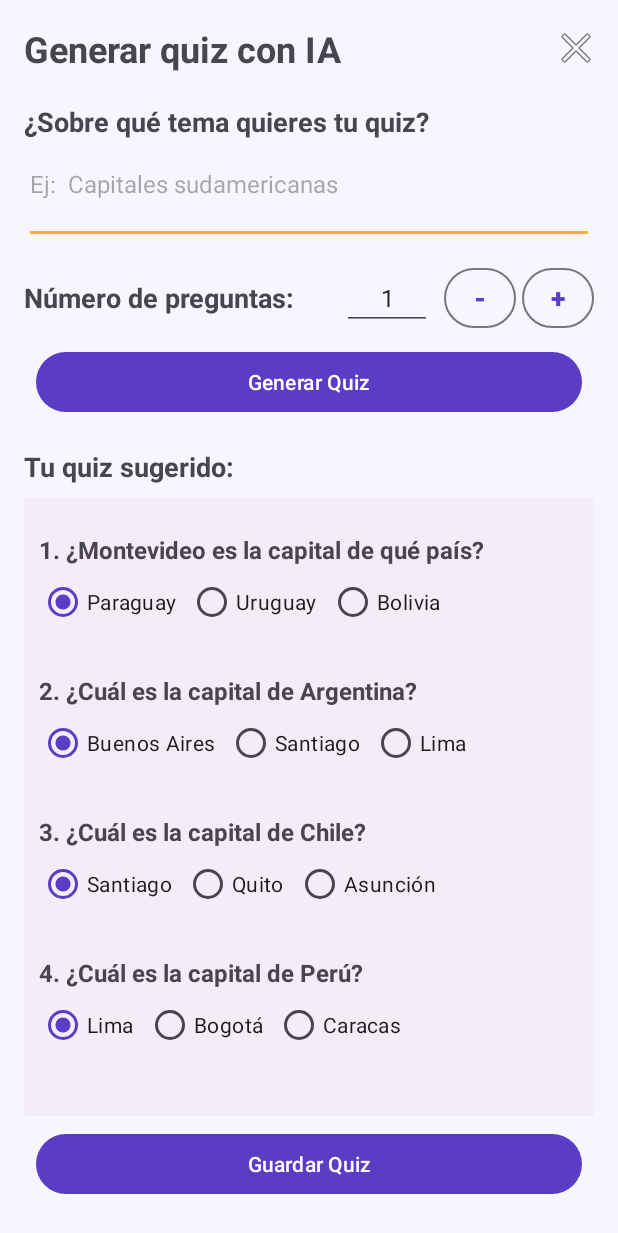
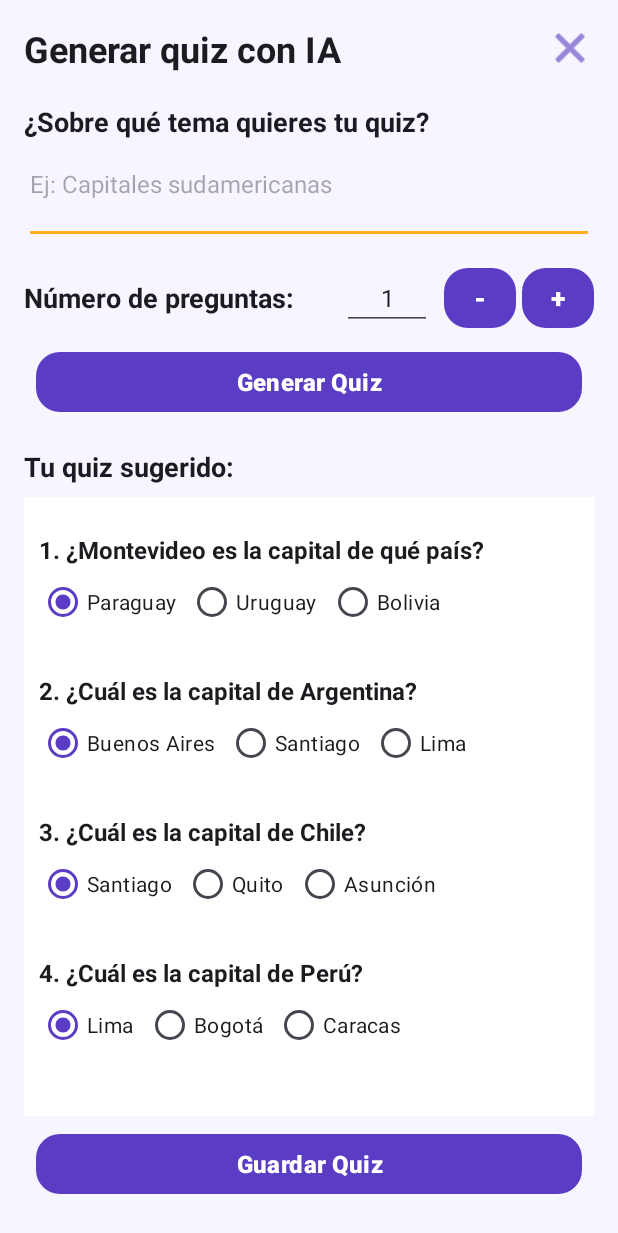
Before and after one commit to NeoAlyss/GeneradorQuiz, an Android app: the IAActivity screen opened directly, with no data from a screen before it, on a phone screen of 412 x 824 dp. Shown: the top 1233 px of the screen. Run offline under Robolectric (Android 15) with nearby library versions, the phone set to English and light mode, and no system bars.

Commit message:
Cambios en strings.xml + themes.xml (estilos y colores)

```diff
--- a/app/src/main/res/layout/activity_iaactivity.xml
+++ b/app/src/main/res/layout/activity_iaactivity.xml
@@ -20,16 +20,15 @@
             android:layout_width="0dp"
             android:layout_height="wrap_content"
             android:layout_weight="1"
-            android:text="Generar quiz con IA"
-            android:textSize="24sp"
-            android:textStyle="bold"/>
+            android:text="@string/txtTituloIA"
+            style="@style/TituloPantalla"/>
 
         <ImageButton
             android:id="@+id/btnVolverIA"
-            android:layout_width="24dp"
-            android:layout_height="24dp"
-            android:background="@android:color/transparent"
-            android:contentDescription="Volver al menú principal"
+            style="@style/BotonIcono"
+            android:layout_width="32dp"
+            android:layout_height="32dp"
+            android:contentDescription="@string/btnVolverMenu"
             android:src="@android:drawable/ic_menu_close_clear_cancel" />
     </LinearLayout>
 
@@ -45,9 +44,8 @@
             android:layout_width="wrap_content"
             android:layout_height="wrap_content"
             android:layout_marginTop="4dp"
-            android:text="¿Sobre qué tema quieres tu quiz?"
-            android:textSize="18sp"
-            android:textStyle="bold" />
+            android:text="@string/txtTemaIA"
+            style="@style/TextoFilaTitulo" />
 
         <EditText
             android:id="@+id/edtAnimo"
@@ -55,7 +53,7 @@
             android:layout_height="wrap_content"
             android:layout_marginTop="8dp"
             android:gravity="top|start"
-            android:hint="Ej:  Capitales sudamericanas"
+            android:hint="@string/edtTemaIAHint"
             android:textSize="16sp"
             android:inputType="textMultiLine"
             android:minLines="2" />
@@ -71,9 +69,8 @@
                 android:layout_width="0dp"
                 android:layout_height="wrap_content"
                 android:layout_weight="1"
-                android:text="Número de preguntas:"
-                android:textSize="18sp"
-                android:textStyle="bold" />
+                android:text="@string/txtNumeroPreguntas"
+                style="@style/TextoFilaTitulo" />
 
             <EditText
                 android:id="@+id/edtCantPreguntasIA"
@@ -81,53 +78,43 @@
                 android:layout_height="wrap_content"
                 android:gravity="center"
                 android:inputType="number"
-                android:text="1"
+                android:text="@string/edtCantPreguntasIADefecto"
                 android:textSize="16sp" />
 
             <Button
                 android:id="@+id/btnRestarPreguntasIA"
-                style="@style/Widget.Material3.Button.OutlinedButton"
-                android:layout_width="48dp"
-                android:layout_height="wrap_content"
+                style="@style/BotonContador"
                 android:layout_marginStart="8dp"
-                android:padding="0dp"
-                android:text="-"
-                android:textSize="18sp"
-                android:textStyle="bold" />
+                android:text="@string/btnRestarPreguntas" />
 
             <Button
                 android:id="@+id/btnSumarPreguntasIA"
-                style="@style/Widget.Material3.Button.OutlinedButton"
-                android:layout_width="48dp"
-                android:layout_height="wrap_content"
+                style="@style/BotonContador"
                 android:layout_marginStart="4dp"
-                android:padding="0dp"
-                android:text="+"
-                android:textSize="18sp"
-                android:textStyle="bold" />
+                android:text="@string/btnSumarPreguntas" />
         </LinearLayout>
 
         <Button
             android:id="@+id/btnGenerarIA"
+            style="@style/BotonPrincipal"
             android:layout_width="match_parent"
             android:layout_height="wrap_content"
             android:layout_margin="8dp"
-            android:text="Generar Quiz"/>
+            android:text="@string/btnGenerarIA"/>
 
         <TextView
             android:layout_width="wrap_content"
             android:layout_height="wrap_content"
             android:layout_marginTop="12dp"
-            android:text="Tu quiz sugerido:"
-            android:textSize="18sp"
-            android:textStyle="bold"/>
+            android:text="@string/txtQuizSugeridoIA"
+            style="@style/TextoFilaTitulo"/>
 
         <ScrollView
             android:layout_width="match_parent"
             android:layout_height="0dp"
             android:layout_weight="1"
             android:layout_marginTop="8dp"
-            android:background="#F3EDF7">
+            android:background="@color/fondoTarjeta">
 
             <LinearLayout
                 android:layout_width="match_parent"
@@ -140,9 +127,8 @@
                     android:layout_width="wrap_content"
                     android:layout_height="wrap_content"
                     android:layout_marginTop="24dp"
-                    android:text="1. ¿Montevideo es la capital de qué país?"
-                    android:textSize="16sp"
-                    android:textStyle="bold" />
+                    android:text="@string/txtPreguntaGenerada1"
+                    style="@style/TextoPregunta" />
 
                 <RadioGroup
                     android:id="@+id/rgUsoRegistro"
@@ -157,7 +143,7 @@
                         android:layout_marginRight="8dp"
                         android:layout_marginEnd="8dp"
                         android:checked="true"
-                        android:text="Paraguay" />
+                        android:text="@string/rbP1Op1IA" />
 
                     <RadioButton
                         android:id="@+id/rbEnsenar"
@@ -165,7 +151,7 @@
                         android:layout_height="wrap_content"
                         android:layout_marginRight="8dp"
                         android:layout_marginEnd="8dp"
-                        android:text="Uruguay" />
+                        android:text="@string/rbP1Op2IA" />
 
                     <RadioButton
                         android:id="@+id/rbJugar"
@@ -173,7 +159,7 @@
                         android:layout_height="wrap_content"
                         android:layout_marginRight="8dp"
                         android:layout_marginEnd="8dp"
-                        android:text="Bolivia" />
+                        android:text="@string/rbP1Op3IA" />
                 </RadioGroup>
 
                 <TextView
@@ -181,9 +167,8 @@
                     android:layout_width="wrap_content"
                     android:layout_height="wrap_content"
                     android:layout_marginTop="24dp"
-                    android:text="2. ¿Cuál es la capital de Argentina?"
-                    android:textSize="16sp"
-                    android:textStyle="bold" />
+                    android:text="@string/txtPreguntaGenerada2"
+                    style="@style/TextoPregunta" />
 
                 <RadioGroup
                     android:id="@+id/rgPreguntaGenerada2"
@@ -198,7 +183,7 @@
                         android:layout_marginRight="8dp"
                         android:layout_marginEnd="8dp"
                         android:checked="true"
-                        android:text="Buenos Aires" />
+                        android:text="@string/rbP2Op1IA" />
 
                     <RadioButton
                         android:id="@+id/rbP2Op2"
@@ -206,7 +191,7 @@
                         android:layout_height="wrap_content"
                         android:layout_marginRight="8dp"
                         android:layout_marginEnd="8dp"
-                        android:text="Santiago" />
+                        android:text="@string/rbP2Op2IA" />
 
                     <RadioButton
                         android:id="@+id/rbP2Op3"
@@ -214,7 +199,7 @@
                         android:layout_height="wrap_content"
                         android:layout_marginRight="8dp"
                         android:layout_marginEnd="8dp"
-                        android:text="Lima" />
+                        android:text="@string/rbP2Op3IA" />
                 </RadioGroup>
 
                 <TextView
@@ -222,9 +207,8 @@
                     android:layout_width="wrap_content"
                     android:layout_height="wrap_content"
                     android:layout_marginTop="24dp"
-                    android:text="3. ¿Cuál es la capital de Chile?"
-                    android:textSize="16sp"
-                    android:textStyle="bold" />
+                    android:text="@string/txtPreguntaGenerada3"
+                    style="@style/TextoPregunta" />
 
                 <RadioGroup
                     android:id="@+id/rgPreguntaGenerada3"
@@ -239,7 +223,7 @@
                         android:layout_marginRight="8dp"
                         android:layout_marginEnd="8dp"
                         android:checked="true"
-                        android:text="Santiago" />
+                        android:text="@string/rbP3Op1IA" />
 
                     <RadioButton
                         android:id="@+id/rbP3Op2"
@@ -247,7 +231,7 @@
                         android:layout_height="wrap_content"
                         android:layout_marginRight="8dp"
                         android:layout_marginEnd="8dp"
-                        android:text="Quito" />
+                        android:text="@string/rbP3Op2IA" />
 
                     <RadioButton
                         android:id="@+id/rbP3Op3"
@@ -255,7 +239,7 @@
                         android:layout_height="wrap_content"
                         android:layout_marginRight="8dp"
                         android:layout_marginEnd="8dp"
-                        android:text="Asunción" />
+                        android:text="@string/rbP3Op3IA" />
                 </RadioGroup>
 
                 <TextView
@@ -263,9 +247,8 @@
                     android:layout_width="wrap_content"
                     android:layout_height="wrap_content"
                     android:layout_marginTop="24dp"
-                    android:text="4. ¿Cuál es la capital de Perú?"
-                    android:textSize="16sp"
-                    android:textStyle="bold" />
+                    android:text="@string/txtPreguntaGenerada4"
+                    style="@style/TextoPregunta" />
 
                 <RadioGroup
                     android:id="@+id/rgPreguntaGenerada4"
@@ -280,7 +263,7 @@
                         android:layout_marginRight="8dp"
                         android:layout_marginEnd="8dp"
                         android:checked="true"
-                        android:text="Lima" />
+                        android:text="@string/rbP4Op1IA" />
 
                     <RadioButton
                         android:id="@+id/rbP4Op2"
@@ -288,7 +271,7 @@
                         android:layout_height="wrap_content"
                         android:layout_marginRight="8dp"
                         android:layout_marginEnd="8dp"
-                        android:text="Bogotá" />
+                        android:text="@string/rbP4Op2IA" />
 
                     <RadioButton
                         android:id="@+id/rbP4Op3"
@@ -296,17 +279,18 @@
                         android:layout_height="wrap_content"
                         android:layout_marginRight="8dp"
                         android:layout_marginEnd="8dp"
-                        android:text="Caracas" />
+                        android:text="@string/rbP4Op3IA" />
                 </RadioGroup>
             </LinearLayout>
         </ScrollView>
 
         <Button
             android:id="@+id/btnGuardarIA"
+            style="@style/BotonPrincipal"
             android:layout_width="match_parent"
             android:layout_height="wrap_content"
             android:layout_margin="8dp"
-            android:text="Guardar Quiz"/>
+            android:text="@string/btnGuardarQuiz"/>
     </LinearLayout>
 
 </LinearLayout>
--- a/app/src/main/res/layout/activity_main.xml
+++ b/app/src/main/res/layout/activity_main.xml
@@ -67,6 +67,7 @@
 
     <Button
         android:id="@+id/btnIngresarLogin"
+        style="@style/BotonPrincipal"
         android:layout_width="0dp"
         android:layout_height="wrap_content"
         android:layout_marginTop="16dp"
--- a/app/src/main/res/layout/activity_registro.xml
+++ b/app/src/main/res/layout/activity_registro.xml
@@ -108,6 +108,7 @@
 
         <Button
             android:id="@+id/btnCrearCuentaRegistro"
+            style="@style/BotonPrincipal"
             android:layout_width="match_parent"
             android:layout_height="wrap_content"
             android:layout_marginTop="16dp"
--- a/app/src/main/res/values-night/themes.xml
+++ b/app/src/main/res/values-night/themes.xml
@@ -5,5 +5,6 @@
         <item name="colorOnPrimary">@color/textoSobrePrimario</item>
         <item name="colorSecondary">@color/secundario</item>
         <item name="android:colorBackground">@color/fondo</item>
+        <item name="materialButtonStyle">@style/BotonPrincipal</item>
     </style>
 </resources>
--- a/app/src/main/res/values/strings.xml
+++ b/app/src/main/res/values/strings.xml
@@ -31,14 +31,35 @@
     <string name="btnJugarLista">¡Jugar!\nMis quizzes</string>
     <string name="btnNuevoQuizLista">Nuevo quiz</string>
     <string name="btnIALista">Quiz con IA</string>
+    <string name="btnSalirLista">Cerrar sesión</string>
+
+    <!-- ==================== COMUNES (Agregar / Editar / IA) ==================== -->
+    <string name="btnVolverMenu">Volver al menú principal</string>
+    <string name="txtNumeroPreguntas">Número de preguntas:</string>
+    <string name="btnRestarPreguntas">-</string>
+    <string name="btnSumarPreguntas">+</string>
+    <string name="btnGuardarQuiz">Guardar Quiz</string>
+
+    <!-- ==================== FORMULARIO QUIZ (Agregar / Editar) ==================== -->
+    <string name="txtNombreQuiz">Nombre del Quiz:</string>
+    <string name="edtNombreQuizHint">Ej: Animales herbívoros</string>
+    <string name="txtDescripcionQuiz">Descripción:</string>
+    <string name="edtDescripcionQuizHint">Ej: Quiz con preguntas sobre animales herbívoros, nivel fácil, para escolares</string>
+    <string name="edtCantPreguntasDefecto">4</string>
+    <string name="edtPregunta1Hint">1. Escribe la pregunta 1</string>
+    <string name="edtPregunta2Hint">2. Escribe la pregunta 2</string>
+    <string name="edtPregunta3Hint">3. Escribe la pregunta 3</string>
+    <string name="edtPregunta4Hint">4. Escribe la pregunta 4</string>
+    <string name="edtOpcion1Hint">Opción 1</string>
+    <string name="edtOpcion2Hint">Opción 2</string>
+    <string name="edtOpcion3Hint">Opción 3</string>
 
     <!-- ==================== AGREGAR ==================== -->
+    <string name="txtTituloAgregar">Crear nuevo Quiz</string>
 
-    <!-- ==================== LISTA ==================== -->
-    <string name="btnJugarLista">¡Jugar!\nMis quizzes</string>
-    <string name="btnNuevoQuizLista">Nuevo quiz</string>
-    <string name="btnIALista">Quiz con IA</string>
-    <string name="btnSalirLista">Cerrar sesión</string>
+    <!-- ==================== EDITAR ==================== -->
+    <string name="txtTituloEditar">Editar Quiz</string>
+    <string name="btnGuardarEditar">Guardar Cambios</string>
 
     <!-- ==================== DETALLE ==================== -->
     <string name="txtTituloDetalle">Mis Quizzes</string>
@@ -60,5 +81,28 @@
     <string name="btnConfirmarEliminarDetalle">Eliminar</string>
 
     <!-- ==================== IA ==================== -->
+    <string name="txtTituloIA">Generar quiz con IA</string>
+    <string name="txtTemaIA">¿Sobre qué tema quieres tu quiz?</string>
+    <string name="edtTemaIAHint">Ej: Capitales sudamericanas</string>
+    <string name="edtCantPreguntasIADefecto">1</string>
+    <string name="btnGenerarIA">Generar Quiz</string>
+    <string name="txtQuizSugeridoIA">Tu quiz sugerido:</string>
+    <!-- Datos de ejemplo -->
+    <string name="txtPreguntaGenerada1">1. ¿Montevideo es la capital de qué país?</string>
+    <string name="rbP1Op1IA">Paraguay</string>
+    <string name="rbP1Op2IA">Uruguay</string>
+    <string name="rbP1Op3IA">Bolivia</string>
+    <string name="txtPreguntaGenerada2">2. ¿Cuál es la capital de Argentina?</string>
+    <string name="rbP2Op1IA">Buenos Aires</string>
+    <string name="rbP2Op2IA">Santiago</string>
+    <string name="rbP2Op3IA">Lima</string>
+    <string name="txtPreguntaGenerada3">3. ¿Cuál es la capital de Chile?</string>
+    <string name="rbP3Op1IA">Santiago</string>
+    <string name="rbP3Op2IA">Quito</string>
+    <string name="rbP3Op3IA">Asunción</string>
+    <string name="txtPreguntaGenerada4">4. ¿Cuál es la capital de Perú?</string>
+    <string name="rbP4Op1IA">Lima</string>
+    <string name="rbP4Op2IA">Bogotá</string>
+    <string name="rbP4Op3IA">Caracas</string>
 
 </resources>
--- a/app/src/main/res/values/themes.xml
+++ b/app/src/main/res/values/themes.xml
@@ -5,6 +5,8 @@
         <item name="colorOnPrimary">@color/textoSobrePrimario</item>
         <item name="colorSecondary">@color/secundario</item>
         <item name="android:colorBackground">@color/fondo</item>
+        <!-- Todo Button usa la guía de estilos por defecto -->
+        <item name="materialButtonStyle">@style/BotonPrincipal</item>
     </style>
 
     <!-- ==================== ESTILOS PROPIOS ==================== -->
@@ -16,6 +18,12 @@
 
     <style name="TextoFilaTitulo">
         <item name="android:textSize">18sp</item>
+        <item name="android:textStyle">bold</item>
+        <item name="android:textColor">@color/textoPrincipal</item>
+    </style>
+
+    <style name="TextoPregunta">
+        <item name="android:textSize">16sp</item>
         <item name="android:textStyle">bold</item>
         <item name="android:textColor">@color/textoPrincipal</item>
     </style>
@@ -42,13 +50,38 @@
         <item name="android:background">@color/fondoTarjeta</item>
     </style>
 
-    <style name="BotonMenu" parent="Widget.Material3.Button">
+    <!-- ==================== GUÍA DE ESTILOS: BOTONES ==================== -->
+    <!-- Base: esquinas redondeadas, color primario y texto unificado -->
+    <style name="BotonPrincipal" parent="Widget.Material3.Button">
+        <item name="cornerRadius">16dp</item>
+        <item name="backgroundTint">@color/primario</item>
+        <item name="android:textColor">@color/textoSobrePrimario</item>
+        <item name="android:textSize">16sp</item>
+        <item name="android:textStyle">bold</item>
+        <item name="android:textAllCaps">false</item>
+    </style>
+
+    <!-- Variante para acciones destructivas (mismo formato, fondo rojo) -->
+    <style name="BotonPeligro" parent="BotonPrincipal">
+        <item name="backgroundTint">@color/incorrecto</item>
+    </style>
+
+    <!-- Botones pequeños +/- del contador de preguntas -->
+    <style name="BotonContador" parent="BotonPrincipal">
+        <item name="android:layout_width">48dp</item>
+        <item name="android:layout_height">wrap_content</item>
+        <item name="android:minWidth">0dp</item>
+        <item name="android:padding">0dp</item>
+        <item name="android:textSize">18sp</item>
+    </style>
+
+    <!-- Botones grandes del menú principal -->
+    <style name="BotonMenu" parent="BotonPrincipal">
         <item name="android:layout_width">match_parent</item>
         <item name="android:layout_height">0dp</item>
         <item name="android:layout_weight">1</item>
         <item name="android:layout_marginBottom">16dp</item>
         <item name="android:textSize">20sp</item>
-        <item name="cornerRadius">16dp</item>
     </style>
 
     <style name="Theme.GeneradorQuiz" parent="Base.Theme.GeneradorQuiz" />
```
Also changed, not shown: app/src/main/res/layout/activity_agregar.xml (+42 -59 lines), app/src/main/res/layout/activity_detalle.xml (+4 -4 lines), app/src/main/res/layout/activity_editar.xml (+42 -59 lines).
